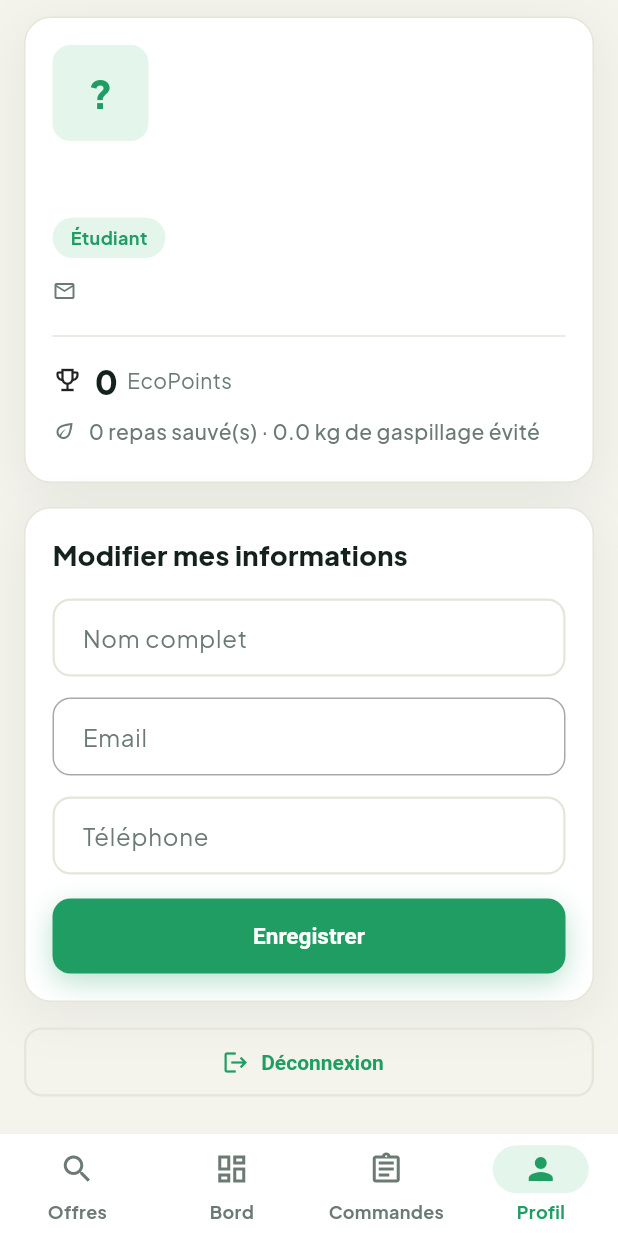
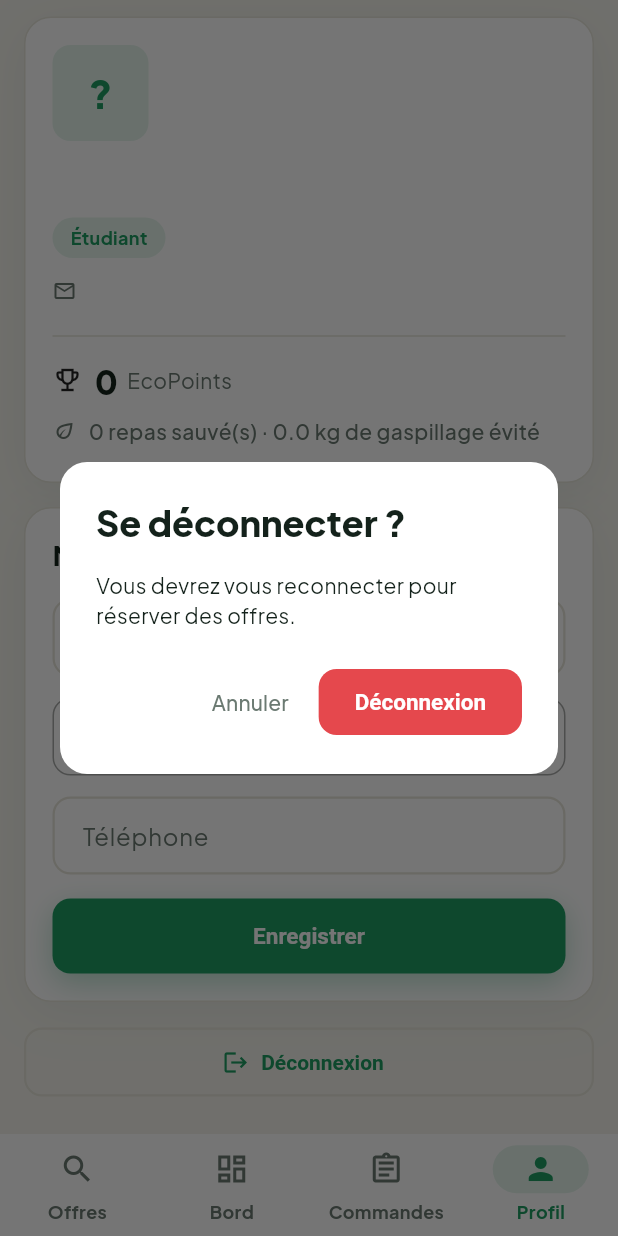
Before and after one commit to yosr-trabelsi/CampusSave, a Flutter app: the HomeScreen screen opened directly, item 4 of the bottom bar chosen, scrolled down 90 dp, after a tap on "Déconnexion", on a phone screen of 412 x 824 dp. Run offline on Flutter 3.47's test engine with Material 3 defaults, Android fonts, the phone set to English and light mode, and no system bars; our stand-ins replace firebase_auth, firebase_core, firebase_messaging, google_fonts, qr_flutter; accounts and stored records are empty; network calls fail.

Commit message:
add logout button

```diff
--- a/frontend-mobile/lib/screens/student/home_screen.dart
+++ b/frontend-mobile/lib/screens/student/home_screen.dart
@@ -1,10 +1,10 @@
 import 'package:flutter/material.dart';
 import 'package:provider/provider.dart';
-import '../../providers/auth_provider.dart';
 import '../../providers/offers_provider.dart';
 import '../../providers/orders_provider.dart';
 import '../../utils/constants.dart';
 import '../../widgets/app_widgets.dart';
+import '../../widgets/logout_button.dart';
 import 'my_orders_screen.dart';
 import 'offers_screen.dart';
 import 'profile_screen.dart';
@@ -106,7 +106,7 @@ class _Sidebar extends StatelessWidget {
             icon: Icons.logout,
             label: 'Déconnexion',
             selected: false,
-            onTap: () => context.read<AuthProvider>().logout(),
+            onTap: () => confirmLogout(context),
           ),
         ]),
       ),
--- a/frontend-mobile/lib/screens/student/my_orders_screen.dart
+++ b/frontend-mobile/lib/screens/student/my_orders_screen.dart
@@ -6,6 +6,7 @@ import '../../utils/constants.dart';
 import '../../utils/format.dart';
 import '../../widgets/app_widgets.dart';
 import '../../widgets/custom_button.dart';
+import '../../widgets/logout_button.dart';
 import 'home_screen.dart';
 import 'order_qr_screen.dart';
 import 'payment_screen.dart';
@@ -56,7 +57,9 @@ class MyOrdersScreen extends StatelessWidget {
             physics: const AlwaysScrollableScrollPhysics(),
             padding: pad,
             children: [
-              PageHeader('Mes commandes', subtitle: '${p.orders.length} réservation(s)'),
+              PageHeader('Mes commandes',
+                  subtitle: '${p.orders.length} réservation(s)',
+                  trailing: c.maxWidth >= 800 ? null : const LogoutButton()),
               Align(alignment: Alignment.topCenter, child: ConstrainedBox(constraints: const BoxConstraints(maxWidth: 760), child: content)),
             ],
           );
--- a/frontend-mobile/lib/screens/student/offers_screen.dart
+++ b/frontend-mobile/lib/screens/student/offers_screen.dart
@@ -4,6 +4,7 @@ import '../../providers/offers_provider.dart';
 import '../../utils/constants.dart';
 import '../../widgets/app_widgets.dart';
 import '../../widgets/custom_button.dart';
+import '../../widgets/logout_button.dart';
 import '../../widgets/offer_card.dart';
 import 'home_screen.dart';
 import 'offer_details_screen.dart';
@@ -130,7 +131,9 @@ class OffersScreen extends StatelessWidget {
             physics: const AlwaysScrollableScrollPhysics(),
             padding: pad,
             children: [
-              PageHeader('Offres du moment', subtitle: '${offers.length} offre(s) disponible(s)'),
+              PageHeader('Offres du moment',
+                  subtitle: '${offers.length} offre(s) disponible(s)',
+                  trailing: c.maxWidth >= 800 ? null : const LogoutButton()),
               Row(children: [
                 Expanded(
                   child: TextField(
--- a/frontend-mobile/lib/screens/student/profile_screen.dart
+++ b/frontend-mobile/lib/screens/student/profile_screen.dart
@@ -6,6 +6,7 @@ import '../../utils/constants.dart';
 import '../../utils/validators.dart';
 import '../../widgets/app_widgets.dart';
 import '../../widgets/custom_button.dart';
+import '../../widgets/logout_button.dart';
 import 'home_screen.dart';
 
 /// Profil étudiant : même contenu que frontend-web/src/pages/Profile.jsx (carte d'identité + formulaire).
@@ -144,7 +145,7 @@ class _ProfileScreenState extends State<ProfileScreen> {
             if (!wide) ...[
               const SizedBox(height: 16),
               OutlinedButton.icon(
-                onPressed: auth.logout,
+                onPressed: () => confirmLogout(context),
                 icon: const Icon(Icons.logout),
                 label: const Text('Déconnexion'),
               ),
--- a/frontend-mobile/lib/screens/student/student_dashboard.dart
+++ b/frontend-mobile/lib/screens/student/student_dashboard.dart
@@ -6,6 +6,7 @@ import '../../providers/orders_provider.dart';
 import '../../utils/constants.dart';
 import '../../utils/format.dart';
 import '../../widgets/app_widgets.dart';
+import '../../widgets/logout_button.dart';
 import 'home_screen.dart';
 import 'my_orders_screen.dart';
 
@@ -102,7 +103,11 @@ class StudentDashboard extends StatelessWidget {
           return ListView(
             physics: const AlwaysScrollableScrollPhysics(),
             padding: pad,
-            children: [PageHeader('Mon tableau de bord', subtitle: 'Bonjour ${user?.name ?? ''}'), body],
+            children: [
+              PageHeader('Mon tableau de bord',
+                  subtitle: 'Bonjour ${user?.name ?? ''}', trailing: wide ? null : const LogoutButton()),
+              body,
+            ],
           );
         }),
       ),
--- a/frontend-mobile/lib/widgets/app_widgets.dart
+++ b/frontend-mobile/lib/widgets/app_widgets.dart
@@ -68,12 +68,15 @@ class AppBadge extends StatelessWidget {
 class PageHeader extends StatelessWidget {
   final String title;
   final String? subtitle;
-  const PageHeader(this.title, {super.key, this.subtitle});
+  final Widget? trailing;
+  const PageHeader(this.title, {super.key, this.subtitle, this.trailing});
 
   @override
   Widget build(BuildContext context) {
     return Padding(
       padding: const EdgeInsets.only(bottom: 20),
+      child: Row(crossAxisAlignment: CrossAxisAlignment.start, children: [
+        Expanded(
           child: Column(crossAxisAlignment: CrossAxisAlignment.start, children: [
             Text(title, style: const TextStyle(fontSize: 26, fontWeight: FontWeight.w800, letterSpacing: -0.5)),
             if (subtitle != null)
@@ -81,6 +84,9 @@ class PageHeader extends StatelessWidget {
                 padding: const EdgeInsets.only(top: 4),
                 child: Text(subtitle!, style: const TextStyle(color: AppColors.muted)),
               ),
+          ]),
+        ),
+        if (trailing != null) trailing!,
       ]),
     );
   }
--- /dev/null
+++ b/frontend-mobile/lib/widgets/logout_button.dart
@@ -0,0 +1,52 @@
+import 'package:flutter/material.dart';
+import 'package:provider/provider.dart';
+import '../providers/auth_provider.dart';
+import '../utils/constants.dart';
+
+/// Demande confirmation puis déconnecte (Firebase signOut).
+/// AuthGate ramène ensuite automatiquement l'utilisateur sur l'écran de connexion
+/// et les providers d'offres / commandes sont vidés.
+Future<void> confirmLogout(BuildContext context) async {
+  final auth = context.read<AuthProvider>();
+  final ok = await showDialog<bool>(
+    context: context,
+    builder: (ctx) => AlertDialog(
+      backgroundColor: Colors.white,
+      shape: RoundedRectangleBorder(borderRadius: BorderRadius.circular(18)),
+      title: const Text('Se déconnecter ?', style: TextStyle(fontWeight: FontWeight.w800)),
+      content: const Text('Vous devrez vous reconnecter pour réserver des offres.'),
+      actions: [
+        TextButton(
+          onPressed: () => Navigator.pop(ctx, false),
+          child: const Text('Annuler', style: TextStyle(color: AppColors.muted)),
+        ),
+        FilledButton(
+          style: FilledButton.styleFrom(backgroundColor: AppColors.danger, minimumSize: const Size(0, 44)),
+          onPressed: () => Navigator.pop(ctx, true),
+          child: const Text('Déconnexion'),
+        ),
+      ],
+    ),
+  );
+  if (ok == true) await auth.logout();
+}
+
+/// Bouton rond « déconnexion » affiché en haut à droite des pages (téléphone).
+class LogoutButton extends StatelessWidget {
+  const LogoutButton({super.key});
+
+  @override
+  Widget build(BuildContext context) {
+    return IconButton(
+      tooltip: 'Déconnexion',
+      onPressed: () => confirmLogout(context),
+      style: IconButton.styleFrom(
+        backgroundColor: AppColors.dangerSoft,
+        foregroundColor: AppColors.danger,
+        minimumSize: const Size(44, 44),
+        shape: RoundedRectangleBorder(borderRadius: BorderRadius.circular(12)),
+      ),
+      icon: const Icon(Icons.logout, size: 20),
+    );
+  }
+}
```
Lines whose indentation alone changed are shown as unchanged.
